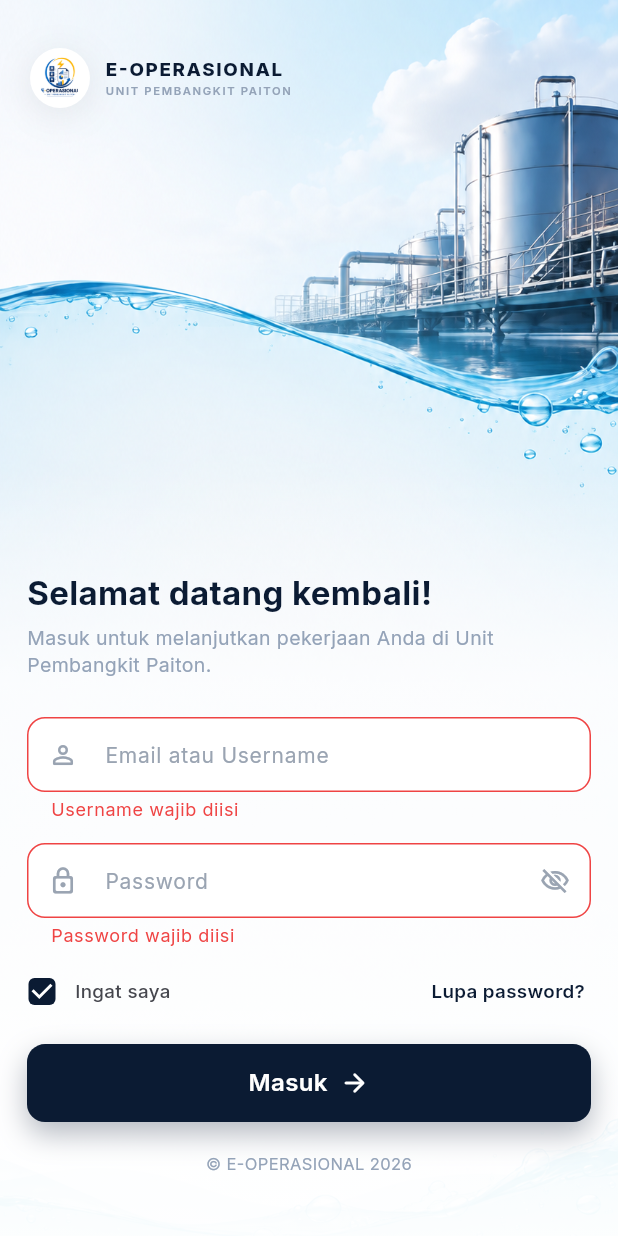
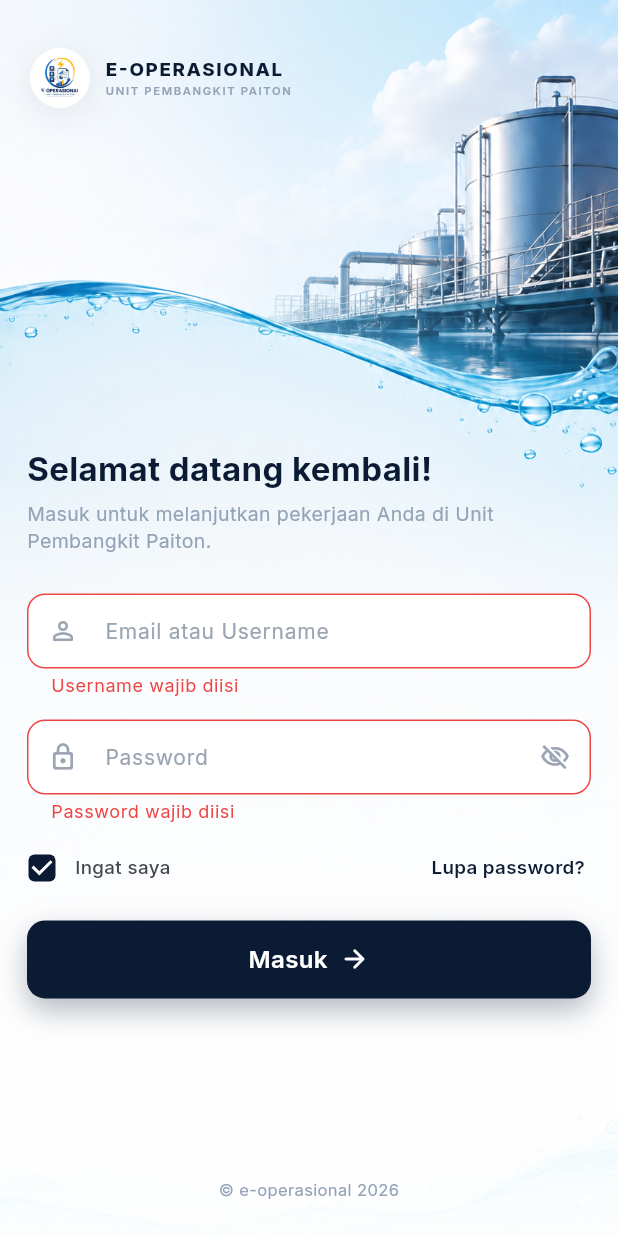
Before and after one commit to tuyulcode/operasional_app, a Flutter app: the screen it shows after launch, after a tap on "Masuk", on a phone screen of 412 x 824 dp. Run offline on Flutter 3.47's test engine with Material 3 defaults, Android fonts, the phone set to English and light mode, and no system bars; our stand-ins replace dio, google_fonts, image_picker, month_picker_dialog, shared_preferences, video_player; accounts and stored records are empty.

Commit message:
feat(splash,login): tambah animasi GO & rapikan tampilan login

```diff
--- a/flutter_app/lib/screens/login_screen.dart
+++ b/flutter_app/lib/screens/login_screen.dart
@@ -360,12 +360,12 @@ class _LoginScreenState extends State<LoginScreen>
             },
           ),
 
-          // Jarak ke copyright dilebarin — dulu 14, sekarang 20.
-          const SizedBox(height: 20),
+          // Jarak ke copyright dilebarin lagi biar agak jauh dari tombol Masuk.
+          const SizedBox(height: 120),
 
           Center(
             child: Text(
-              '© E-OPERASIONAL ${DateTime.now().year}',
+              '© e-operasional ${DateTime.now().year}',
               style: GoogleFonts.inter(
                 fontSize: 11,
                 color: AppTheme.textMuted,
@@ -493,7 +493,7 @@ class _LoginScreenState extends State<LoginScreen>
                           Padding(
                             padding: EdgeInsets.fromLTRB(
                               18,
-                              constraints.maxHeight * 0.46,
+                              constraints.maxHeight * 0.36,
                               18,
                               24,
                             ),
--- a/flutter_app/lib/screens/splash_screen.dart
+++ b/flutter_app/lib/screens/splash_screen.dart
@@ -24,16 +24,40 @@ class SplashScreen extends StatefulWidget {
   State<SplashScreen> createState() => _SplashScreenState();
 }
 
-class _SplashScreenState extends State<SplashScreen> {
+class _SplashScreenState extends State<SplashScreen>
+    with TickerProviderStateMixin {
   late final VideoPlayerController _videoController;
   bool _videoReady = false;
   bool _minDurationElapsed = false;
   bool _authChecked = false;
   bool _navigated = false;
 
+  late final AnimationController _goController;
+  late final Animation<double> _goOffset;
+
+  late final AnimationController _chevronController;
+
   @override
   void initState() {
     super.initState();
+
+    // Animasi badge "GO" bergerak naik-turun (slide ke atas) terus-menerus
+    // selama splash screen tampil.
+    _goController = AnimationController(
+      vsync: this,
+      duration: const Duration(milliseconds: 900),
+    )..repeat(reverse: true);
+
+    _goOffset = Tween<double>(begin: 0, end: -14).animate(
+      CurvedAnimation(parent: _goController, curve: Curves.easeInOut),
+    );
+
+    // Chevron "^" putih transparan yang bergerak naik & memudar berulang,
+    // kayak indikator scroll-up. Loop terus tanpa reverse.
+    _chevronController = AnimationController(
+      vsync: this,
+      duration: const Duration(milliseconds: 1400),
+    )..repeat();
 
     Timer(const Duration(seconds: 5), () {
       _minDurationElapsed = true;
@@ -63,6 +87,8 @@ class _SplashScreenState extends State<SplashScreen> {
   @override
   void dispose() {
     _videoController.dispose();
+    _goController.dispose();
+    _chevronController.dispose();
     super.dispose();
   }
 
@@ -75,6 +101,40 @@ class _SplashScreenState extends State<SplashScreen> {
     Navigator.of(context).pushReplacement(
       MaterialPageRoute(
         builder: (_) => isLoggedIn ? const MainShell() : const LoginScreen(),
+      ),
+    );
+  }
+
+  /// Satu tanda "^" putih transparan yang bergerak naik sambil memudar,
+  /// diulang terus dengan jeda (delay) berbeda supaya kelihatan mengalir.
+  Widget _buildChevron(double delay) {
+    return AnimatedBuilder(
+      animation: _chevronController,
+      builder: (context, child) {
+        final t = (_chevronController.value + delay) % 1.0;
+        final offsetY = -36 * t;
+
+        double opacity;
+        if (t < 0.25) {
+          opacity = t / 0.25;
+        } else if (t > 0.75) {
+          opacity = (1.0 - t) / 0.25;
+        } else {
+          opacity = 1.0;
+        }
+
+        return Transform.translate(
+          offset: Offset(0, offsetY),
+          child: Opacity(
+            opacity: opacity.clamp(0.0, 1.0),
+            child: child,
+          ),
+        );
+      },
+      child: Icon(
+        Icons.keyboard_arrow_up_rounded,
+        color: Colors.white.withValues(alpha: 0.85),
+        size: 24,
       ),
     );
   }
@@ -178,18 +238,72 @@ class _SplashScreenState extends State<SplashScreen> {
                       ),
                       textAlign: TextAlign.center,
                     ),
-                    const SizedBox(height: 40),
-                    const SizedBox(
-                      width: 26,
-                      height: 26,
-                      child: CircularProgressIndicator(
-                        color: Colors.white,
-                        strokeWidth: 2.6,
-                      ),
-                    ),
+                    const SizedBox(height: 6),
                   ],
                 ),
               ),
+            ),
+          ),
+
+          // Badge "GO" melayang di bagian bawah layar, animasi naik-turun terus,
+          // dengan chevron "^" putih transparan mengalir ke atas di atasnya.
+          Align(
+            alignment: const Alignment(0, 0.72),
+            child: Column(
+              mainAxisSize: MainAxisSize.min,
+              children: [
+                SizedBox(
+                  height: 44,
+                  width: 40,
+                  child: Stack(
+                    alignment: Alignment.bottomCenter,
+                    children: [
+                      _buildChevron(0.0),
+                      _buildChevron(0.33),
+                      _buildChevron(0.66),
+                    ],
+                  ),
+                ),
+                const SizedBox(height: 2),
+                AnimatedBuilder(
+                  animation: _goOffset,
+                  builder: (context, child) {
+                    return Transform.translate(
+                      offset: Offset(0, _goOffset.value),
+                      child: child,
+                    );
+                  },
+                  child: Container(
+                    width: 54,
+                    height: 54,
+                    decoration: BoxDecoration(
+                      shape: BoxShape.circle,
+                      color: Colors.black.withValues(alpha: 0.35),
+                      border: Border.all(
+                        color: Colors.white.withValues(alpha: 0.4),
+                        width: 1.2,
+                      ),
+                      boxShadow: [
+                        BoxShadow(
+                          color: Colors.black.withValues(alpha: 0.3),
+                          blurRadius: 18,
+                          offset: const Offset(0, 10),
+                        ),
+                      ],
+                    ),
+                    alignment: Alignment.center,
+                    child: Text(
+                      'GO',
+                      style: GoogleFonts.inter(
+                        fontSize: 15,
+                        fontWeight: FontWeight.w800,
+                        letterSpacing: 1,
+                        color: Colors.white,
+                      ),
+                    ),
+                  ),
+                ),
+              ],
             ),
           ),
         ],
```
